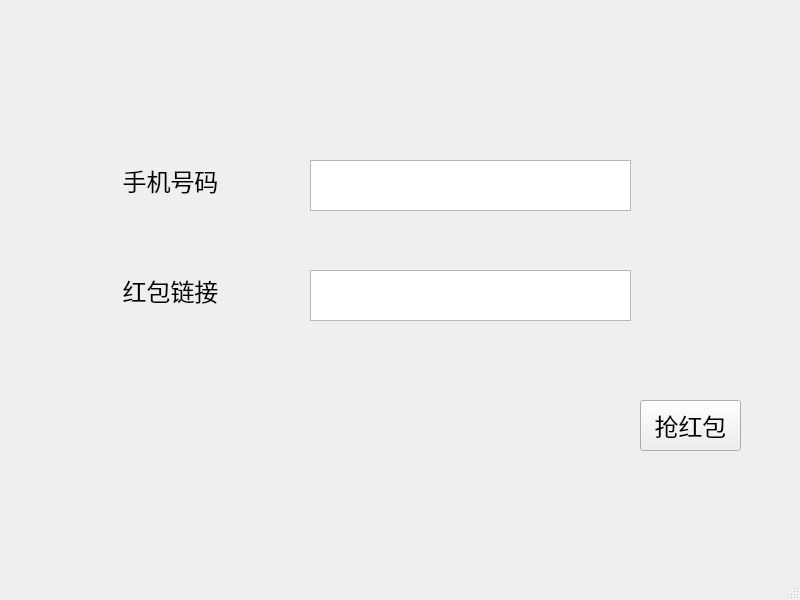
Qt form GUI/gui.ui (Chris-Howard/hongbao) before a commit.
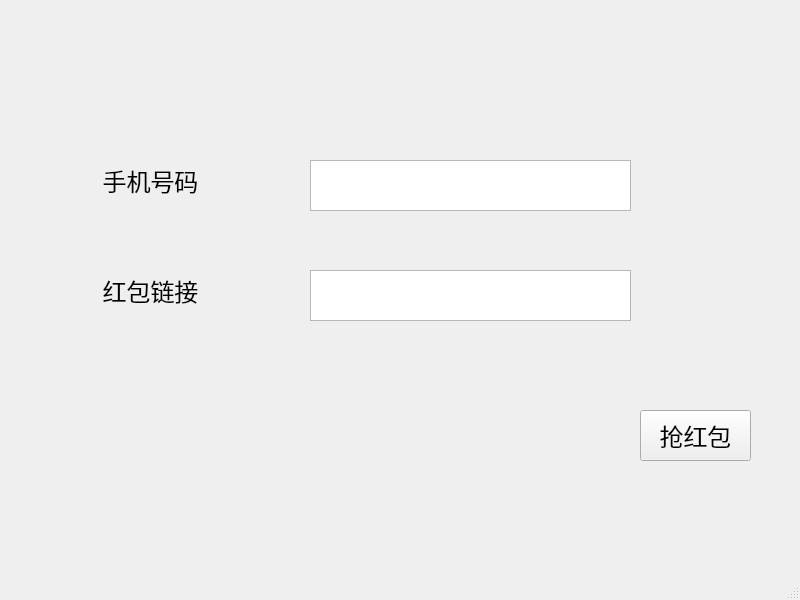
The same form after that commit.

The edit to the form file:
```diff
--- a/GUI/gui.ui
+++ b/GUI/gui.ui
@@ -18,11 +18,17 @@
     <property name="geometry">
      <rect>
       <x>640</x>
-      <y>400</y>
-      <width>101</width>
+      <y>410</y>
+      <width>111</width>
       <height>51</height>
      </rect>
     </property>
+    <property name="sizePolicy">
+     <sizepolicy hsizetype="Expanding" vsizetype="Expanding">
+      <horstretch>0</horstretch>
+      <verstretch>0</verstretch>
+     </sizepolicy>
+    </property>
     <property name="font">
      <font>
       <family>Microsoft JhengHei UI</family>
@@ -36,12 +42,18 @@
    <widget class="QLabel" name="label">
     <property name="geometry">
      <rect>
-      <x>120</x>
+      <x>80</x>
       <y>150</y>
-      <width>101</width>
+      <width>141</width>
       <height>61</height>
      </rect>
     </property>
+    <property name="sizePolicy">
+     <sizepolicy hsizetype="Expanding" vsizetype="Expanding">
+      <horstretch>0</horstretch>
+      <verstretch>0</verstretch>
+     </sizepolicy>
+    </property>
     <property name="font">
      <font>
       <family>微软雅黑 Light</family>
@@ -87,12 +99,18 @@
    <widget class="QLabel" name="label_2">
     <property name="geometry">
      <rect>
-      <x>120</x>
+      <x>80</x>
       <y>260</y>
-      <width>101</width>
+      <width>141</width>
       <height>61</height>
      </rect>
     </property>
+    <property name="sizePolicy">
+     <sizepolicy hsizetype="Expanding" vsizetype="Expanding">
+      <horstretch>0</horstretch>
+      <verstretch>0</verstretch>
+     </sizepolicy>
+    </property>
     <property name="font">
      <font>
       <family>微软雅黑 Light</family>
```
Left out of the diff: 12 changed lines with no effect on the pictures.
